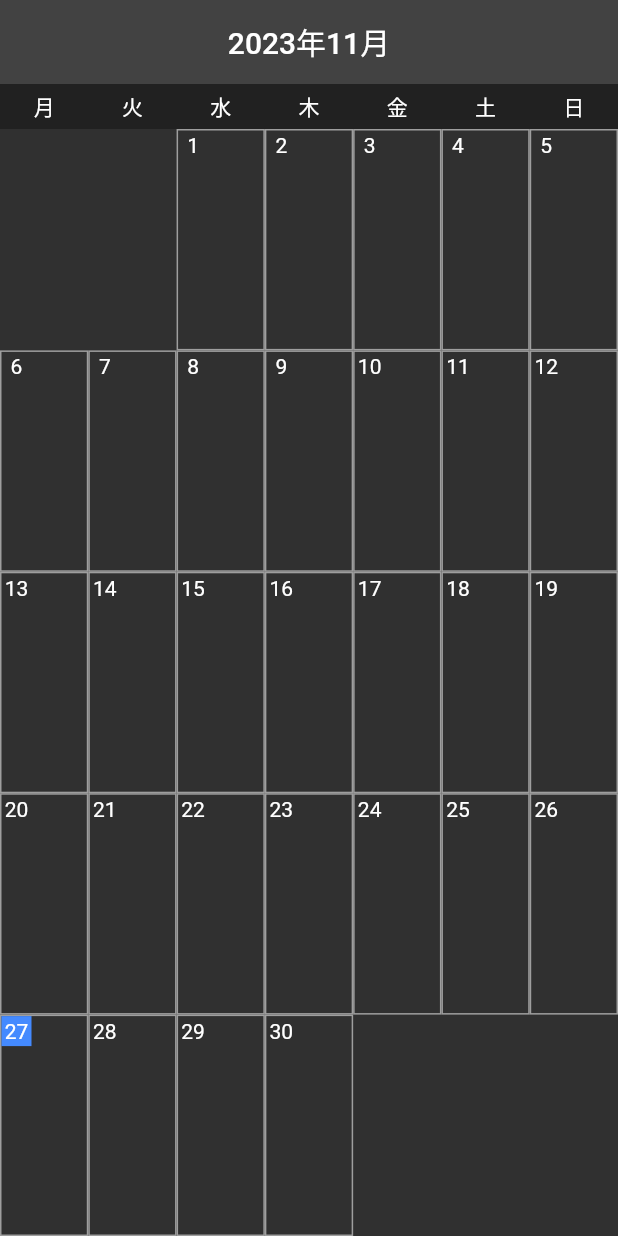
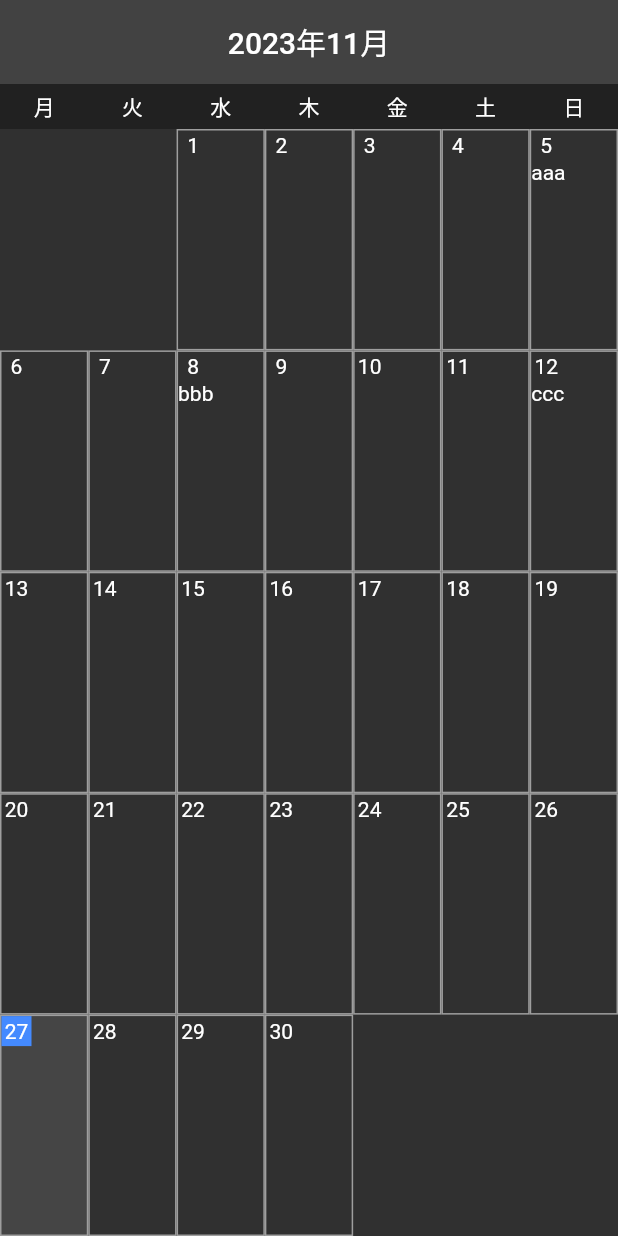
Before and after one commit to hidechy/flutter_aws_calendar_schedule, a Flutter app: the screen it shows after launch, on a phone screen of 412 x 824 dp. Run offline on Flutter 3.47's test engine with Material 3 defaults, Android fonts, the phone set to English and light mode, and no system bars.

Commit message:
commit 20231127 日付選択

```diff
--- /dev/null
+++ b/lib/model/schedule.dart
@@ -0,0 +1,7 @@
+class Schedule {
+  String title;
+  DateTime startAt;
+  DateTime endAt;
+
+  Schedule({required this.title, required this.startAt, required this.endAt});
+}
--- a/lib/screens/home_screen.dart
+++ b/lib/screens/home_screen.dart
@@ -1,5 +1,6 @@
 import 'package:flutter/material.dart';
 import 'package:intl/intl.dart';
+import 'package:udemy_aws_calendar_schedule/model/schedule.dart';
 
 // ignore: must_be_immutable
 class HomeScreen extends StatefulWidget {
@@ -21,11 +22,27 @@ class _HomeScreenState extends State<HomeScreen> {
   late int initialIndex;
   int monthDuration = 0;
 
+  late DateTime selectedDate;
+
+  Map<DateTime, List<Schedule>> scheduleMap = {
+    DateTime(2023, 11, 5): [
+      Schedule(title: 'aaa', startAt: DateTime(2023, 11, 5, 10), endAt: DateTime(2023, 11, 5, 19)),
+    ],
+    DateTime(2023, 11, 8): [
+      Schedule(title: 'bbb', startAt: DateTime(2023, 11, 8, 9), endAt: DateTime(2023, 11, 8, 16)),
+    ],
+    DateTime(2023, 11, 12): [
+      Schedule(title: 'ccc', startAt: DateTime(2023, 11, 12, 6), endAt: DateTime(2023, 11, 12, 9)),
+    ],
+  };
+
   ///
   @override
   void initState() {
     // TODO: implement initState
     super.initState();
+
+    selectedDate = now;
 
     initialIndex = ((now.year - firstDate.year) * 12) + (now.month - firstDate.month);
 
@@ -36,6 +53,12 @@ class _HomeScreenState extends State<HomeScreen> {
 
       setState(() {});
     });
+  }
+
+  ///
+  void selectDate(DateTime cacheDate) {
+    selectedDate = cacheDate;
+    setState(() {});
   }
 
   ///
@@ -89,7 +112,15 @@ class _HomeScreenState extends State<HomeScreen> {
         int monthLastDay = DateTime(date.year, date.month + 1, 1).subtract(const Duration(days: 1)).day;
 
         for (int i = 0; i < monthLastDay; i++) {
-          listCache.add(CalendarItem(day: i + 1, now: now, cacheDate: DateTime(date.year, date.month, i + 1)));
+          listCache.add(
+            CalendarItem(
+                day: i + 1,
+                now: now,
+                cacheDate: DateTime(date.year, date.month, i + 1),
+                scheduleList: scheduleMap[DateTime(date.year, date.month, i + 1)],
+                selectDate: selectDate,
+                selectedDate: selectedDate),
+          );
 
           int repeatNumber = 7 - listCache.length;
 
@@ -114,30 +145,66 @@ class _HomeScreenState extends State<HomeScreen> {
 
 // ignore: must_be_immutable
 class CalendarItem extends StatelessWidget {
-  const CalendarItem({super.key, required this.day, required this.now, required this.cacheDate});
+  const CalendarItem({
+    super.key,
+    required this.day,
+    required this.now,
+    required this.cacheDate,
+    this.scheduleList,
+    required this.selectedDate,
+    required this.selectDate,
+  });
 
   final int day;
   final DateTime now;
   final DateTime cacheDate;
+  final List<Schedule>? scheduleList;
+  final DateTime selectedDate;
+  final Function selectDate;
 
   ///
   @override
   Widget build(BuildContext context) {
     bool isToday = (now.difference(cacheDate).inDays == 0) && (now.day == cacheDate.day);
 
+    bool isSelected = selectedDate.difference(cacheDate).inDays == 0 && selectedDate.day == cacheDate.day;
+
     return Expanded(
+      child: GestureDetector(
+        onTap: () {
+          selectDate(cacheDate);
+        },
         child: Container(
           alignment: Alignment.topLeft,
           decoration: BoxDecoration(
             border: Border.all(color: Colors.grey),
+            color: (isSelected) ? Colors.white.withOpacity(0.1) : null,
           ),
-        child: Container(
+          child: Column(
+            crossAxisAlignment: CrossAxisAlignment.start,
+            children: [
+              Container(
                 width: 20,
                 height: 20,
                 decoration: BoxDecoration(color: (isToday) ? Colors.blueAccent : Colors.transparent),
                 alignment: Alignment.center,
                 child: Text(day.toString()),
               ),
+              Column(
+                children: [
+                  (scheduleList == null)
+                      ? Container()
+                      : Column(
+                          mainAxisSize: MainAxisSize.min,
+                          children: scheduleList!.map((e) {
+                            return Text(e.title);
+                          }).toList(),
+                        ),
+                ],
+              ),
+            ],
+          ),
+        ),
       ),
     );
   }
```
Lines whose indentation alone changed are shown as unchanged.
